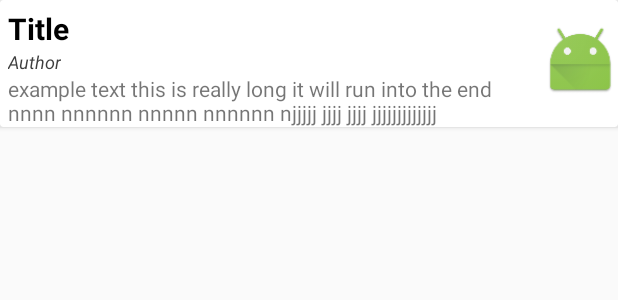
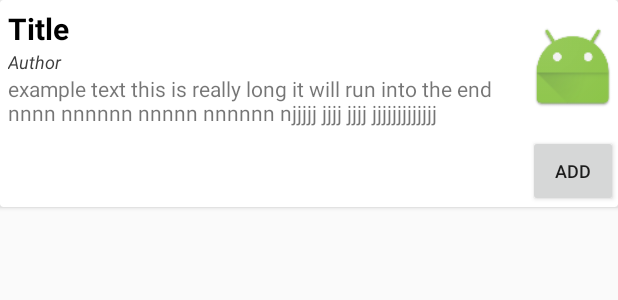
Before and after one commit to isabelhurley/ReadingListApp, an Android app: the layout row_book.xml on its own in the app's theme, with its tools: preview values and no code run, on a phone screen of 412 x 824 dp. Shown: the top 300 px of the screen. Run offline under Robolectric (Android 15) with nearby library versions, the phone set to English and light mode, and no system bars.

Commit message:
resolved merge conflicts

```diff
--- a/app/src/main/AndroidManifest.xml
+++ b/app/src/main/AndroidManifest.xml
@@ -35,7 +35,6 @@
         <activity
             android:name=".EditBooklistActivity"
             android:label="@string/title_activity_edit_booklist" />
-        <activity android:name=".LoadBooksActivity" />
         <activity
             android:name=".SelectAddMethodActivity"
             android:label="@string/title_activity_select_method"
@@ -44,6 +43,7 @@
             android:name=".ManualAddBookActivity"
             android:label="@string/title_activity_add_manually"
             android:theme="@style/Theme.AppCompat.Dialog" />
+        <activity android:name=".LoadBooksActivity"
+            android:label="@string/SearchResults"/>
     </application>
-
 </manifest>
--- a/app/src/main/res/layout/activity_add_method.xml
+++ b/app/src/main/res/layout/activity_add_method.xml
@@ -1,6 +1,8 @@
 <?xml version="1.0" encoding="utf-8"?>
-<LinearLayout xmlns:android="http://schemas.android.com/apk/res/android"
-    android:orientation="vertical" android:layout_width="match_parent"
+<LinearLayout
+    xmlns:android="http://schemas.android.com/apk/res/android"
+    android:orientation="vertical"
+    android:layout_width="match_parent"
     android:layout_height="match_parent">
 
     <EditText
--- a/app/src/main/res/layout/row_book.xml
+++ b/app/src/main/res/layout/row_book.xml
@@ -18,6 +18,9 @@
             android:textColor="#000000"
             android:layout_width="wrap_content"
             android:layout_height="wrap_content"
+            android:layout_toLeftOf="@+id/ivCover"
+            android:layout_alignParentStart="true"
+            android:layout_alignParentLeft="true"
             android:layout_marginStart="5dp"
             android:layout_marginLeft="5dp"
             android:layout_marginTop="5dp"/>
@@ -31,6 +34,9 @@
             android:layout_below="@+id/tvTitle"
             android:layout_width="wrap_content"
             android:layout_height="wrap_content"
+            android:layout_toLeftOf="@+id/ivCover"
+            android:layout_alignParentStart="true"
+            android:layout_alignParentLeft="true"
             android:layout_marginStart="5dp"
             android:layout_marginLeft="5dp"/>
 
@@ -39,14 +45,25 @@
             android:src="@mipmap/ic_launcher"
             android:layout_alignParentRight="true"
             android:layout_alignParentEnd="true"
-            android:layout_width="50sp"
-            android:layout_height="80sp" />
+            android:layout_width="60sp"
+            android:layout_height="90sp" />
+
+        <Button
+            android:id="@+id/btnAdd"
+            android:text="Add"
+            android:textSize="12sp"
+            android:layout_width="60sp"
+            android:layout_height="wrap_content"
+            android:layout_below="@+id/ivCover"
+            android:layout_alignParentRight="true"/>
 
         <TextView
             android:id="@+id/tvDesc"
             android:text="example text this is really long it will run into the end  nnnn nnnnnn nnnnn nnnnnn njjjjj jjjj jjjj jjjjjjjjjjjjj"
             android:layout_below="@+id/tvAuthor"
             android:layout_toLeftOf="@+id/ivCover"
+            android:layout_alignParentStart="true"
+            android:layout_alignParentLeft="true"
             android:layout_width="wrap_content"
             android:layout_height="wrap_content"
             android:layout_marginStart="5dp"
--- a/app/src/main/res/values/strings.xml
+++ b/app/src/main/res/values/strings.xml
@@ -42,4 +42,8 @@
     <string name="desc">Description</string>
     <string name="add_book">Add book</string>
     <string name="empty_title_error">Title cannot be empty</string>
+    <string name="blank_title_error">Please enter a title</string>
+    <string name="error_msg">ERROR</string>
+    <string name="SearchResults">Search Results</string>
+    <string name="no_title">No title searched</string>
 </resources>
```
Also changed, not shown: app/src/main/java/hu/ait/android/readinglistapp/ListsPackage/adapter/LoadBooksAdapter.java (+17 -4 lines), app/src/main/java/hu/ait/android/readinglistapp/LoadBooksActivity.java (+68 -12 lines), app/src/main/java/hu/ait/android/readinglistapp/SelectAddMethodActivity.java (+22 -6 lines), app/src/main/res/layout/activity_load_books.xml (+3 -9 lines).
